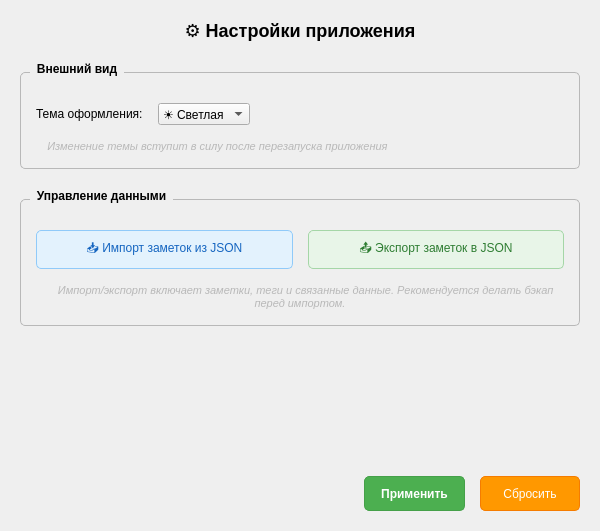
Old version of the form src/ui/settings_widget.ui in the repository bozvan/SC_project.
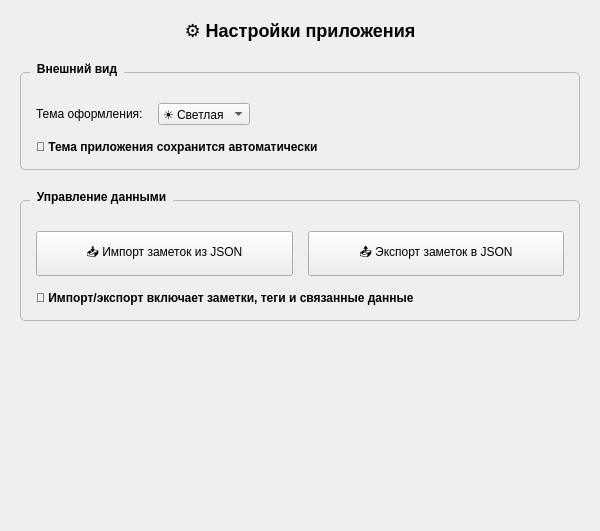
New version of the form.

Commit message: Исправлен баг с добавлением тегов в разделе "Заметки" через "+"

```diff
--- a/src/ui/settings_widget.ui
+++ b/src/ui/settings_widget.ui
@@ -140,10 +140,10 @@
       <item>
        <widget class="QLabel" name="theme_info_label">
         <property name="styleSheet">
-         <string notr="true">font-size: 11px; color: palette(mid); font-style: italic;</string>
+         <string notr="true">font-weight: bold;</string>
         </property>
         <property name="text">
-         <string>💡 Изменение темы вступит в силу после перезапуска приложения</string>
+         <string>💡 Тема приложения сохранится автоматически</string>
         </property>
        </widget>
       </item>
@@ -181,27 +181,14 @@
           <property name="minimumSize">
            <size>
             <width>180</width>
-            <height>35</height>
+            <height>45</height>
            </size>
           </property>
           <property name="toolTip">
            <string>Импортировать заметки из JSON файла</string>
           </property>
           <property name="styleSheet">
-           <string notr="true">QPushButton {
-    background-color: #e3f2fd;
-    color: #1565c0;
-    border: 1px solid #90caf9;
-    border-radius: 5px;
-    padding: 8px 12px;
-    font-weight: normal;
-}
-QPushButton:hover {
-    background-color: #bbdefb;
-}
-QPushButton:pressed {
-    background-color: #90caf9;
-}</string>
+           <string notr="true"/>
           </property>
           <property name="text">
            <string>📥 Импорт заметок из JSON</string>
@@ -213,27 +200,14 @@
           <property name="minimumSize">
            <size>
             <width>180</width>
-            <height>35</height>
+            <height>45</height>
            </size>
           </property>
           <property name="toolTip">
            <string>Экспортировать заметки в JSON файл</string>
           </property>
           <property name="styleSheet">
-           <string notr="true">QPushButton {
-    background-color: #e8f5e8;
-    color: #2e7d32;
-    border: 1px solid #a5d6a7;
-    border-radius: 5px;
-    padding: 8px 12px;
-    font-weight: normal;
-}
-QPushButton:hover {
-    background-color: #c8e6c9;
-}
-QPushButton:pressed {
-    background-color: #a5d6a7;
-}</string>
+           <string notr="true"/>
           </property>
           <property name="text">
            <string>📤 Экспорт заметок в JSON</string>
@@ -245,13 +219,13 @@
       <item>
        <widget class="QLabel" name="data_info_label">
         <property name="styleSheet">
-         <string notr="true">font-size: 11px; color: palette(mid); font-style: italic;</string>
+         <string notr="true">font-weight: bold;</string>
         </property>
         <property name="text">
-         <string>💡 Импорт/экспорт включает заметки, теги и связанные данные. Рекомендуется делать бэкап перед импортом.</string>
+         <string>💡 Импорт/экспорт включает заметки, теги и связанные данные</string>
         </property>
         <property name="alignment">
-         <set>Qt::AlignCenter</set>
+         <set>Qt::AlignLeading|Qt::AlignLeft|Qt::AlignVCenter</set>
         </property>
         <property name="wordWrap">
          <bool>true</bool>
@@ -292,68 +266,6 @@
        </property>
       </spacer>
      </item>
-     <item>
-      <widget class="QPushButton" name="apply_btn">
-       <property name="minimumSize">
-        <size>
-         <width>100</width>
-         <height>35</height>
-        </size>
-       </property>
-       <property name="styleSheet">
-        <string notr="true">QPushButton {
-    background-color: #4caf50;
-    color: white;
-    border: 1px solid #45a049;
-    border-radius: 5px;
-    padding: 8px 16px;
-    font-weight: bold;
-}
-QPushButton:hover {
-    background-color: #45a049;
-}
-QPushButton:pressed {
-    background-color: #3d8b40;
-}
-QPushButton:disabled {
-    background-color: #a5d6a7;
-    color: #e8f5e9;
-}</string>
-       </property>
-       <property name="text">
-        <string>Применить</string>
-       </property>
-      </widget>
-     </item>
-     <item>
-      <widget class="QPushButton" name="reset_btn">
-       <property name="minimumSize">
-        <size>
-         <width>100</width>
-         <height>35</height>
-        </size>
-       </property>
-       <property name="styleSheet">
-        <string notr="true">QPushButton {
-    background-color: #ff9800;
-    color: white;
-    border: 1px solid #f57c00;
-    border-radius: 5px;
-    padding: 8px 16px;
-    font-weight: normal;
-}
-QPushButton:hover {
-    background-color: #f57c00;
-}
-QPushButton:pressed {
-    background-color: #ef6c00;
-}</string>
-       </property>
-       <property name="text">
-        <string>Сбросить</string>
-       </property>
-      </widget>
-     </item>
     </layout>
    </item>
   </layout>
```
Left out of the diff: 4 changed lines with no effect on the pictures. The commit also changes 19 other files.
